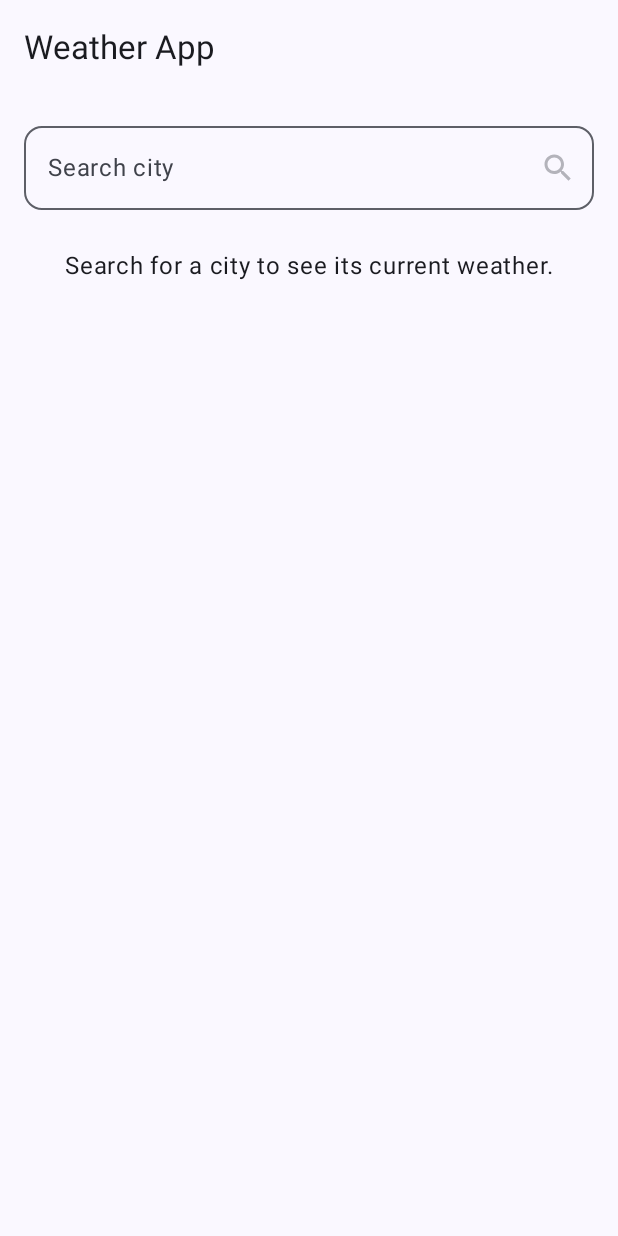
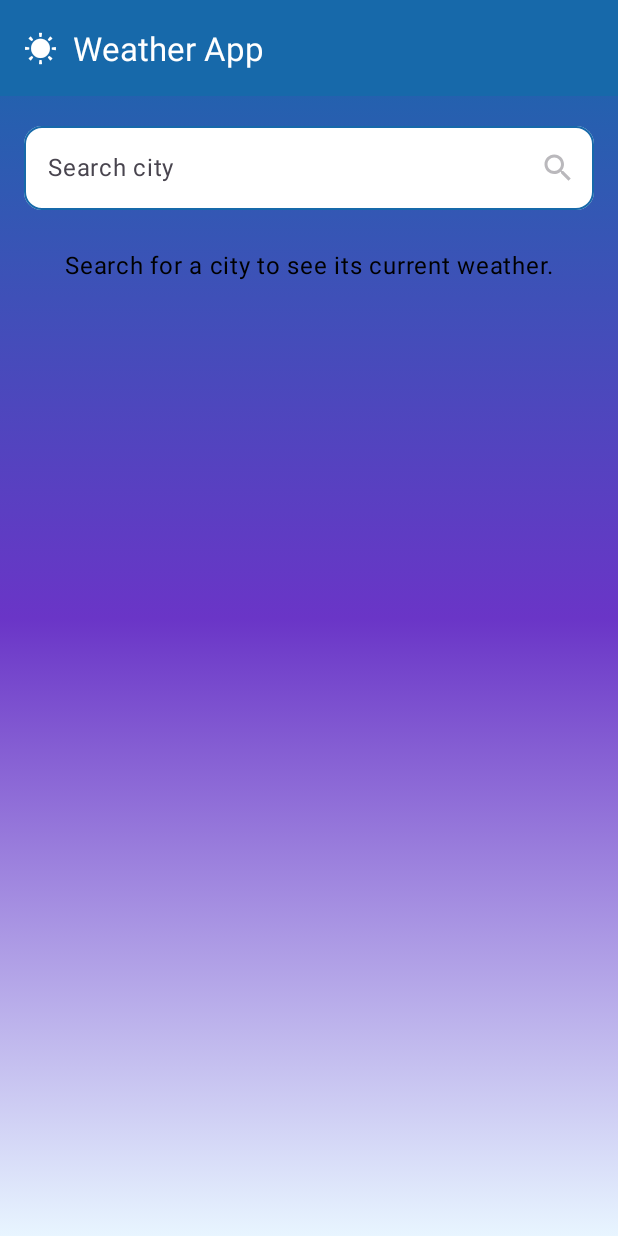
Before and after one commit to Kenrose1/LabActivity_3.2, an Android app built with Jetpack Compose: the screen it shows after launch (MainActivity), on a phone screen of 412 x 824 dp. Run offline under Robolectric (Android 15) with nearby library versions, the phone set to English and light mode, and no system bars; pictures from the network do not load.

Commit message:
Refactor UI components and enhance Weather API response handling with additional weather details

```diff
--- a/app/src/main/java/com/example/weatherapp/MainActivity.kt
+++ b/app/src/main/java/com/example/weatherapp/MainActivity.kt
@@ -14,10 +14,14 @@ import androidx.compose.foundation.layout.fillMaxWidth
 import androidx.compose.foundation.layout.height
 import androidx.compose.foundation.layout.padding
 import androidx.compose.foundation.layout.size
+import androidx.compose.foundation.background
+import androidx.compose.ui.graphics.Brush
 import androidx.compose.foundation.shape.RoundedCornerShape
 import androidx.compose.material.icons.Icons
 import androidx.compose.material.icons.filled.Search
 import androidx.compose.material3.CircularProgressIndicator
+import androidx.compose.material3.Card
+import androidx.compose.material3.CardDefaults
 import androidx.compose.material3.ExperimentalMaterial3Api
 import androidx.compose.material3.Icon
 import androidx.compose.material3.IconButton
@@ -26,6 +30,7 @@ import androidx.compose.material3.OutlinedTextField
 import androidx.compose.material3.Scaffold
 import androidx.compose.material3.Text
 import androidx.compose.material3.TopAppBar
+import androidx.compose.material3.TopAppBarDefaults
 import androidx.compose.runtime.Composable
 import androidx.compose.runtime.LaunchedEffect
 import androidx.compose.runtime.getValue
@@ -42,6 +47,10 @@ import androidx.lifecycle.ViewModel
 import androidx.lifecycle.viewmodel.compose.viewModel
 import com.bumptech.glide.Glide
 import com.example.weatherapp.ui.theme.WeatherAppTheme
+import com.example.weatherapp.ui.theme.WeatherBlue
+import com.example.weatherapp.ui.theme.WeatherCard
+import com.example.weatherapp.ui.theme.WeatherPurple
+import com.example.weatherapp.ui.theme.WeatherSky
 import kotlinx.coroutines.launch
 import androidx.compose.runtime.rememberCoroutineScope
 
@@ -63,11 +72,23 @@ private fun WeatherApp(weatherViewModel: WeatherViewModel = viewModel()) {
     val scope = rememberCoroutineScope()
 
     Scaffold(
-        topBar = { TopAppBar(title = { Text("Weather App") }) }
+        containerColor = androidx.compose.ui.graphics.Color.Transparent,
+        topBar = {
+            TopAppBar(
+                title = { Text("☀  Weather App") },
+                colors = TopAppBarDefaults.topAppBarColors(
+                    containerColor = WeatherBlue,
+                    titleContentColor = androidx.compose.ui.graphics.Color.White
+                )
+            )
+        }
     ) { paddingValues ->
         Column(
             modifier = Modifier
                 .fillMaxSize()
+                .background(
+                    Brush.verticalGradient(listOf(WeatherBlue, WeatherPurple, WeatherSky))
+                )
                 .padding(paddingValues)
                 .padding(horizontal = 16.dp, vertical = 12.dp),
             horizontalAlignment = Alignment.CenterHorizontally
@@ -78,6 +99,12 @@ private fun WeatherApp(weatherViewModel: WeatherViewModel = viewModel()) {
                 modifier = Modifier.fillMaxWidth(),
                 singleLine = true,
                 shape = RoundedCornerShape(12.dp),
+                colors = androidx.compose.material3.OutlinedTextFieldDefaults.colors(
+                    focusedContainerColor = WeatherCard,
+                    unfocusedContainerColor = WeatherCard,
+                    focusedBorderColor = WeatherPurple,
+                    unfocusedBorderColor = WeatherBlue
+                ),
                 label = { Text("Search city") },
                 placeholder = { Text("Enter a city, e.g. New York") },
                 trailingIcon = {
@@ -118,24 +145,64 @@ private fun WeatherApp(weatherViewModel: WeatherViewModel = viewModel()) {
 @Composable
 private fun WeatherResult(weather: WeatherResponse) {
     val condition = weather.weather.firstOrNull()
-    Column(modifier = Modifier.fillMaxWidth()) {
+    val measurements = weather.main
+
+    Card(
+        modifier = Modifier.fillMaxWidth(),
+        colors = CardDefaults.cardColors(containerColor = WeatherCard.copy(alpha = 0.96f)),
+        elevation = CardDefaults.cardElevation(defaultElevation = 8.dp)
+    ) {
+        Column(modifier = Modifier.padding(20.dp)) {
             Row(
                 modifier = Modifier.fillMaxWidth(),
                 horizontalArrangement = Arrangement.SpaceBetween,
-            verticalAlignment = Alignment.Top
+                verticalAlignment = Alignment.CenterVertically
             ) {
                 Column {
                     Text(weather.name, style = MaterialTheme.typography.headlineSmall)
-                Spacer(modifier = Modifier.height(4.dp))
-                weather.main?.let { main ->
-                    Text("${main.temp.toInt()}°F", style = MaterialTheme.typography.displayMedium)
-                    Spacer(modifier = Modifier.height(4.dp))
-                }
+                    Spacer(modifier = Modifier.height(8.dp))
+                    Text(
+                        text = measurements?.let { "${it.temp.toInt()}°F" } ?: "--",
+                        style = MaterialTheme.typography.displaySmall
+                    )
                     Text(condition?.main ?: "Unknown", style = MaterialTheme.typography.titleLarge)
-                Text(condition?.description?.replaceFirstChar { it.uppercase() } ?: "")
+                    Text(
+                        condition?.description?.replaceFirstChar { it.uppercase() } ?: "",
+                        color = MaterialTheme.colorScheme.onSurfaceVariant
+                    )
                 }
                 condition?.icon?.let { WeatherIcon(it) }
             }
+
+            Spacer(modifier = Modifier.height(24.dp))
+            Row(
+                modifier = Modifier.fillMaxWidth(),
+                horizontalArrangement = Arrangement.SpaceBetween
+            ) {
+                WeatherDetail("Feels like", measurements?.feelsLike?.let { "${it.toInt()}°F" } ?: "--")
+                WeatherDetail("Humidity", measurements?.humidity?.let { "$it%" } ?: "--")
+            }
+            Spacer(modifier = Modifier.height(16.dp))
+            Row(
+                modifier = Modifier.fillMaxWidth(),
+                horizontalArrangement = Arrangement.SpaceBetween
+            ) {
+                WeatherDetail("Wind", weather.wind?.speed?.let { "${it.toInt()} mph" } ?: "--")
+                WeatherDetail("Pressure", measurements?.pressure?.let { "$it hPa" } ?: "--")
+            }
+        }
+    }
+}
+
+@Composable
+private fun WeatherDetail(label: String, value: String) {
+    Column(modifier = Modifier.padding(end = 12.dp)) {
+        Text(
+            text = label,
+            color = MaterialTheme.colorScheme.onSurfaceVariant,
+            style = MaterialTheme.typography.labelLarge
+        )
+        Text(value, style = MaterialTheme.typography.titleMedium)
     }
 }
 
--- a/app/src/main/java/com/example/weatherapp/ui/theme/Color.kt
+++ b/app/src/main/java/com/example/weatherapp/ui/theme/Color.kt
@@ -2,10 +2,15 @@ package com.example.weatherapp.ui.theme
 
 import androidx.compose.ui.graphics.Color
 
-val Purple80 = Color(0xFFD0BCFF)
-val PurpleGrey80 = Color(0xFFCCC2DC)
-val Pink80 = Color(0xFFEFB8C8)
+val Purple80 = Color(0xFFE3D7FF)
+val PurpleGrey80 = Color(0xFFD8E8FF)
+val Pink80 = Color(0xFFFFD6EC)
 
-val Purple40 = Color(0xFF6650a4)
-val PurpleGrey40 = Color(0xFF625b71)
-val Pink40 = Color(0xFF7D5260)
+val Purple40 = Color(0xFF5B35B8)
+val PurpleGrey40 = Color(0xFF1769AA)
+val Pink40 = Color(0xFFC21870)
+
+val WeatherBlue = Color(0xFF1769AA)
+val WeatherPurple = Color(0xFF6A35C7)
+val WeatherSky = Color(0xFFE8F5FF)
+val WeatherCard = Color(0xFFFFFFFF)
--- a/app/src/main/java/com/example/weatherapp/ui/theme/Theme.kt
+++ b/app/src/main/java/com/example/weatherapp/ui/theme/Theme.kt
@@ -20,7 +20,10 @@ private val DarkColorScheme = darkColorScheme(
 private val LightColorScheme = lightColorScheme(
     primary = Purple40,
     secondary = PurpleGrey40,
-    tertiary = Pink40
+    tertiary = Pink40,
+    background = WeatherSky,
+    surface = WeatherCard,
+    onPrimary = androidx.compose.ui.graphics.Color.White
 
     /* Other default colors to override
     background = Color(0xFFFFFBFE),
@@ -37,7 +40,7 @@ private val LightColorScheme = lightColorScheme(
 fun WeatherAppTheme(
     darkTheme: Boolean = isSystemInDarkTheme(),
     // Dynamic color is available on Android 12+
-    dynamicColor: Boolean = true,
+    dynamicColor: Boolean = false,
     content: @Composable () -> Unit
 ) {
     val colorScheme = when {
```
Also changed, not shown: app/src/main/java/com/example/weatherapp/WeatherApi.kt (+8 -2 lines). Lines whose indentation alone changed are shown as unchanged.
